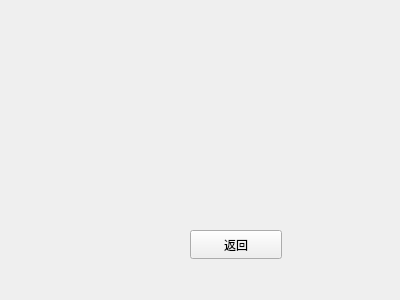
The window that lexicalres.ui (dzfdzfdzf/MyC) describes before a commit, drawn with Qt 5.
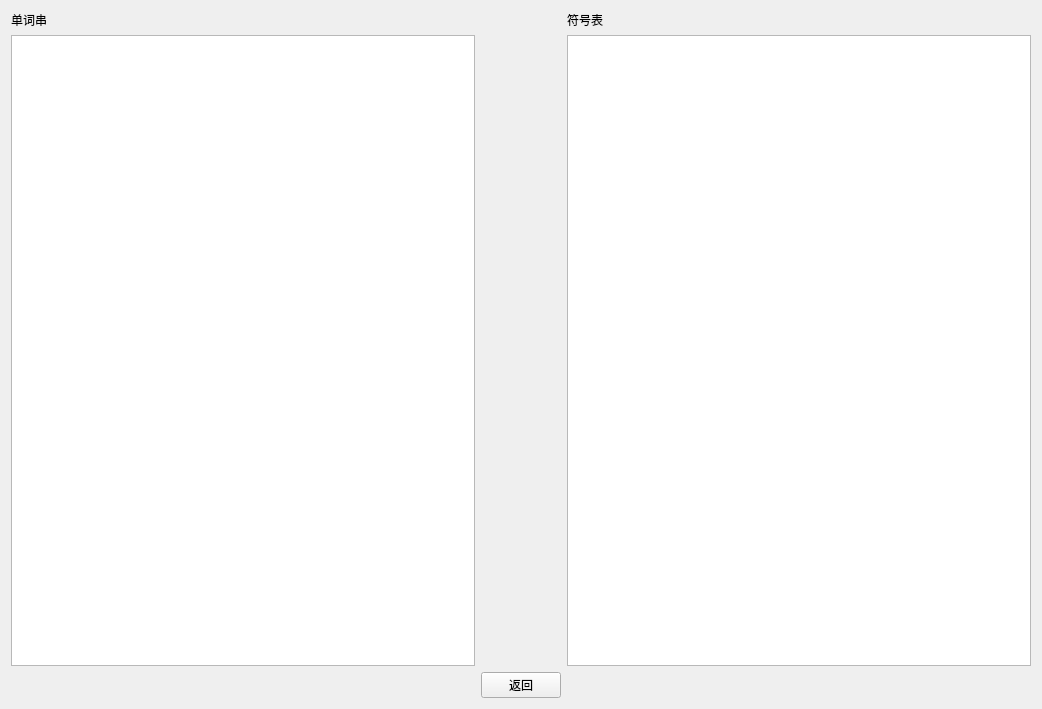
The same window after the commit.

```diff
--- a/lexicalres.ui
+++ b/lexicalres.ui
@@ -6,26 +6,42 @@
    <rect>
     <x>0</x>
     <y>0</y>
-    <width>400</width>
-    <height>300</height>
+    <width>1042</width>
+    <height>709</height>
    </rect>
   </property>
   <property name="windowTitle">
    <string>Form</string>
   </property>
+  <layout class="QGridLayout" name="gridLayout">
+   <item row="0" column="2">
+    <widget class="QLabel" name="label_2">
+     <property name="text">
+      <string>符号表</string>
+     </property>
+    </widget>
+   </item>
+   <item row="0" column="0">
+    <widget class="QLabel" name="label">
+     <property name="text">
+      <string>单词串</string>
+     </property>
+    </widget>
+   </item>
+   <item row="2" column="1">
   <widget class="QPushButton" name="pushButton">
-   <property name="geometry">
-    <rect>
-     <x>190</x>
-     <y>230</y>
-     <width>92</width>
-     <height>29</height>
-    </rect>
-   </property>
    <property name="text">
     <string>返回</string>
    </property>
   </widget>
+   </item>
+   <item row="1" column="2">
+    <widget class="QTableWidget" name="tableWidget"/>
+   </item>
+   <item row="1" column="0">
+    <widget class="QPlainTextEdit" name="plainTextEdit"/>
+   </item>
+  </layout>
  </widget>
  <resources/>
  <connections/>
```
Lines whose indentation alone changed are shown as unchanged.
